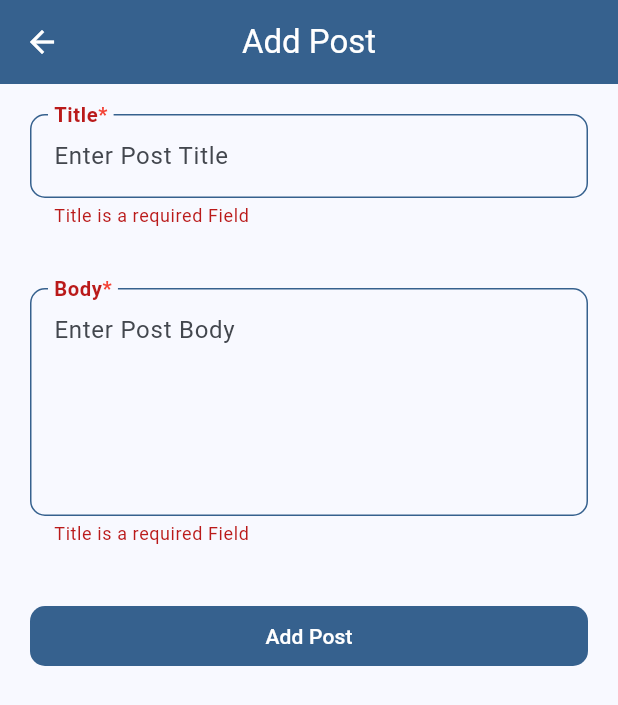
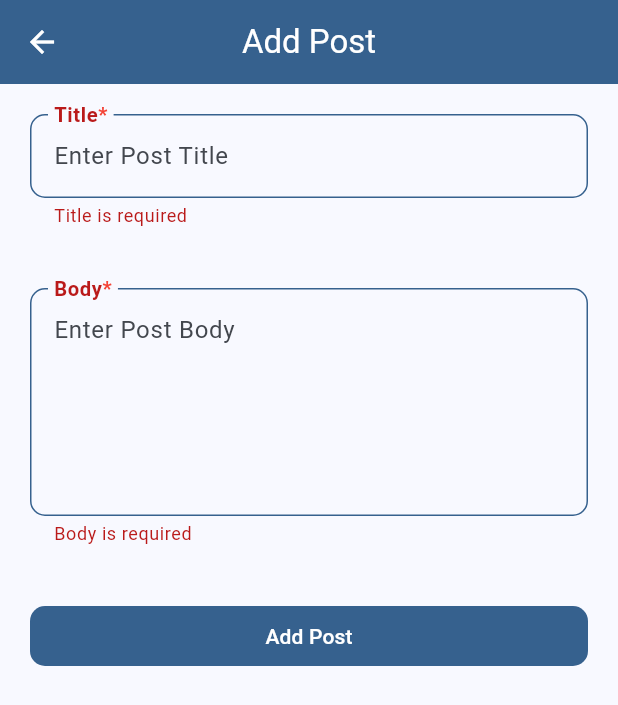
Before and after one commit to AhmedEl-Shamy/Posts-App, a Flutter app: the AddPostPage screen opened by its route, after a tap on "Add Post", on a phone screen of 412 x 824 dp. Shown: the top 705 px of the screen. Run offline on Flutter 3.47's test engine with Material 3 defaults, Android fonts, the phone set to English and light mode, and no system bars; our stand-ins replace equatable, flutter_bloc, internet_connection_checker, shared_preferences; accounts and stored records are empty; network calls fail.

Commit message:
bug fixes

```diff
--- a/lib/core/models/failure.dart
+++ b/lib/core/models/failure.dart
@@ -5,5 +5,5 @@ class Failure {
   factory Failure.serverFailure () => const Failure('Internal Server Error!');
   factory Failure.noDataFailure () => const Failure('No Data');
   factory Failure.noInternetFailure () => const Failure('No Internet Connection!');
-  factory Failure.emptyInputsFailure (String inputFieldName) => Failure('$inputFieldName is a required Field');
+  // factory Failure.emptyInputsFailure (String inputFieldName) => Failure('$inputFieldName is a required Field');
 }
--- a/lib/core/widgets/custom_text_field.dart
+++ b/lib/core/widgets/custom_text_field.dart
@@ -6,20 +6,19 @@ class CustomTextField extends StatelessWidget {
     required this.label,
     required this.isRequired,
     required this.maxLines,
-    this.errorText,
     super.key,
   });
   final TextEditingController controller;
   final String label;
   final bool isRequired;
   final int maxLines;
-  final String? errorText;
   @override
   Widget build(BuildContext context) {
-    return TextField(
+    return TextFormField(
       controller: controller,
       keyboardType: TextInputType.multiline,
       maxLines: maxLines,
+      validator: (value) => (value!.isEmpty)? '$label is required' : null,
       decoration: InputDecoration(
         hintText: 'Enter Post $label',
         label: Text.rich(
@@ -44,7 +43,6 @@ class CustomTextField extends StatelessWidget {
         border: _createBorder(context, false),
         enabledBorder: _createBorder(context, false),
         errorBorder: _createBorder(context, true),
-        errorText: errorText,
       ),
     );
   }
--- a/lib/features/posts/presentation/cubits/edit_post_cubit/edit_post_cubit.dart
+++ b/lib/features/posts/presentation/cubits/edit_post_cubit/edit_post_cubit.dart
@@ -27,6 +27,7 @@ class EditPostCubit extends Cubit<EditPostState> {
   final UpdatePost _updatePost;
   final TextEditingController titleController = TextEditingController();
   final TextEditingController bodyController = TextEditingController();
+  final GlobalKey<FormState> formKey = GlobalKey<FormState>();
 
   void addPost() async {
     final Post post = Post(
@@ -34,18 +35,20 @@ class EditPostCubit extends Cubit<EditPostState> {
       title: titleController.text,
       body: bodyController.text,
     );
-    emit(EditPostLoading());
+
     if (_validateInputs()) {
+      emit(EditPostLoading());
       Either<Failure, bool> either = await _addPosts(post);
       either.fold(onLeft: (failure) {
         emit(EditPostFailure(failure: failure));
       }, onRight: (value) {
         emit(EditPostAdded());
       });
-    }else{
-      String inputFieldName = (titleController.text.isEmpty)? 'Title' : 'Body';
-      emit(EditPostInputsFailure(failure: Failure.emptyInputsFailure(inputFieldName)));
     }
+    // else{
+    //   String inputFieldName = (titleController.text.isEmpty)? 'Title' : 'Body';
+    //   emit(EditPostInputsFailure(failure: Failure.emptyInputsFailure(inputFieldName)));
+    // }
   }
 
   void deletePost(Post post) async {
@@ -69,6 +72,6 @@ class EditPostCubit extends Cubit<EditPostState> {
   }
 
   bool _validateInputs() {
-    return titleController.text.isNotEmpty && bodyController.text.isNotEmpty;
+    return formKey.currentState?.validate() ?? false;
   }
 }
--- a/lib/features/posts/presentation/widgets/add_post_body.dart
+++ b/lib/features/posts/presentation/widgets/add_post_body.dart
@@ -15,17 +15,16 @@ class AddPostBody extends StatelessWidget {
       child: BlocConsumer<EditPostCubit, EditPostState>(
         listener: _listeningMethod,
         builder: (context, state) {
-          String? errorText;
-          if (state is EditPostInputsFailure) {
-            errorText = state.failure.msg;
-          }
+          // String? errorText;
+          // if (state is EditPostInputsFailure) {
+          //   errorText = state.failure.msg;
+          // }
           if (state is EditPostLoading) {
             return const CustomLoadingWidget();
           } else {
             return EditPostForm(
               submitButtonText: 'Add Post',
               submitFunction: BlocProvider.of<EditPostCubit>(context).addPost,
-              errorText: errorText,
             );
           }
         },
--- a/lib/features/posts/presentation/widgets/edit_post_form_widget.dart
+++ b/lib/features/posts/presentation/widgets/edit_post_form_widget.dart
@@ -10,22 +10,21 @@ class EditPostForm extends StatelessWidget {
     super.key,
     required this.submitButtonText,
     required this.submitFunction,
-    this.errorText,
   });
 
   final String submitButtonText;
   final void Function() submitFunction;
-  final String? errorText;
   @override
   Widget build(BuildContext context) {
-    return Column(
+    return Form(
+      key: BlocProvider.of<EditPostCubit>(context).formKey,
+      child: Column(
         children: [
           CustomTextField(
             controller: BlocProvider.of<EditPostCubit>(context).titleController,
             label: 'Title',
             isRequired: true,
             maxLines: 1,
-          errorText: errorText,
           ),
           const SizedBox(
             height: 40,
@@ -35,7 +34,6 @@ class EditPostForm extends StatelessWidget {
             label: 'Body',
             isRequired: true,
             maxLines: 5,
-          errorText: errorText,
           ),
           const SizedBox(
             height: 40,
@@ -45,6 +43,7 @@ class EditPostForm extends StatelessWidget {
             onPressed: submitFunction,
           ),
         ],
+      ),
     );
   }
 
--- a/lib/features/posts/presentation/widgets/posts_listview_item.dart
+++ b/lib/features/posts/presentation/widgets/posts_listview_item.dart
@@ -37,7 +37,7 @@ class PostsListViewItem extends StatelessWidget {
             Text(
               post.body,
               overflow: TextOverflow.ellipsis,
-              maxLines: 8,
+              maxLines: 6,
               style: TextStyle(
                 color: Theme.of(context).colorScheme.onSecondaryContainer,
               ),
```
Lines whose indentation alone changed are shown as unchanged.
